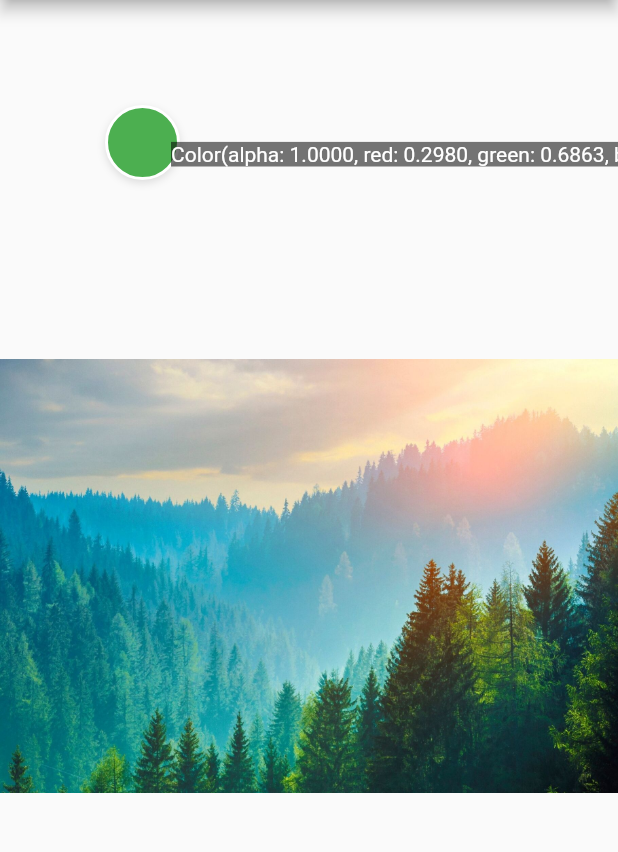
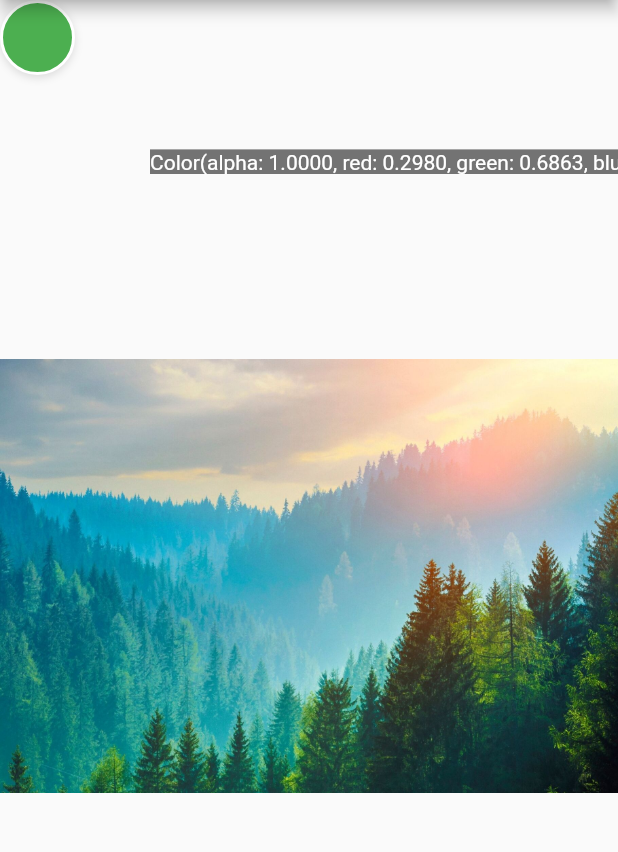
Before and after one commit to anugrahkora/image_color_picker, a Flutter app: the screen it shows after launch, on a phone screen of 412 x 824 dp, the part 84-936 px from its top. Run offline on Flutter 3.47's test engine with Material 2 defaults, Android fonts, the phone set to English and light mode, and no system bars.

Commit message:
Added stream for color container's position

```diff
--- a/lib/color_picker_screen.dart
+++ b/lib/color_picker_screen.dart
@@ -6,6 +6,13 @@ import 'package:flutter/material.dart';
 import 'package:flutter/rendering.dart';
 import 'package:image/image.dart' as img;
 import 'package:flutter/services.dart' show rootBundle;
+
+class Marker {
+  final double x;
+  final double y;
+
+  Marker({this.x = 0.0, this.y = 0.0});
+}
 
 class ColorPickerScreen extends StatefulWidget {
   const ColorPickerScreen({Key? key}) : super(key: key);
@@ -22,17 +29,20 @@ class _ColorPickerScreenState extends State<ColorPickerScreen> {
   GlobalKey currentKey = GlobalKey();
 
   final StreamController<Color> _stateController = StreamController<Color>();
+  final StreamController<Marker> _gestureController =
+      StreamController<Marker>();
   img.Image? photo;
 
   @override
   void initState() {
     currentKey = useSnapshot ? paintKey : imageKey;
+    _gestureController.add(Marker(x: 0.0, y: 0.0));
     super.initState();
   }
 
   @override
   Widget build(BuildContext context) {
-    final size = MediaQuery.of(context).size;
+    // final size = MediaQuery.of(context).size;
     return SafeArea(
       child: Scaffold(
         appBar: AppBar(title: const Text("Color picker ")),
@@ -41,16 +51,25 @@ GlobalKey currentKey = GlobalKey();
             stream: _stateController.stream,
             builder: (buildContext, AsyncSnapshot<Color> snapshot) {
               Color selectedColor = snapshot.data ?? Colors.green;
+              return StreamBuilder<Marker>(
+                  stream: _gestureController.stream,
+                  builder: (context, position) {
                     return Stack(
                       children: <Widget>[
                         RepaintBoundary(
                           key: paintKey,
                           child: GestureDetector(
+                            onTapDown: (details) {
+                              searchPixel(details.globalPosition,
+                                  details.localPosition);
+                            },
                             onPanDown: (details) {
-                        searchPixel(details.globalPosition);
+                              searchPixel(details.globalPosition,
+                                  details.localPosition);
                             },
                             onPanUpdate: (details) {
-                        searchPixel(details.globalPosition);
+                              searchPixel(details.globalPosition,
+                                  details.localPosition);
                             },
                             child: Center(
                               child: Image.asset(
@@ -65,14 +84,18 @@ GlobalKey currentKey = GlobalKey();
                             ),
                           ),
                         ),
-                  Container(
-                    margin: const EdgeInsets.all(70),
+                        Positioned(
+                          left: position.data?.x,
+                          top: position.data?.y,
+                          child: Container(
+                            // margin: const EdgeInsets.all(70),
                             width: 50,
                             height: 50,
                             decoration: BoxDecoration(
                                 shape: BoxShape.circle,
                                 color: selectedColor,
-                        border: Border.all(width: 2.0, color: Colors.white),
+                                border:
+                                    Border.all(width: 2.0, color: Colors.white),
                                 boxShadow: const [
                                   BoxShadow(
                                       color: Colors.black12,
@@ -80,9 +103,10 @@ GlobalKey currentKey = GlobalKey();
                                       offset: Offset(0, 2))
                                 ]),
                           ),
+                        ),
                         Positioned(
-                    left: 114,
-                    top: 95,
+                          left: 100.0,
+                          top: 100.0,
                           child: Text('$selectedColor',
                               style: const TextStyle(
                                   color: Colors.white,
@@ -90,28 +114,29 @@ GlobalKey currentKey = GlobalKey();
                         ),
                       ],
                     );
+                  });
             }),
       ),
     );
   }
 
-  void searchPixel(Offset globalPosition) async {
+  void searchPixel(Offset globalPosition, Offset localPosition) async {
     if (photo == null) {
       await (useSnapshot ? loadSnapshotBytes() : loadImageBundleBytes());
     }
-    _calculatePixel(globalPosition);
+    _calculatePixel(globalPosition, localPosition);
   }
 
-  void _calculatePixel(Offset globalPosition) {
+  void _calculatePixel(Offset globalPosition, Offset gesturePosition) {
     RenderBox box = currentKey.currentContext!.findRenderObject() as RenderBox;
     Offset localPosition = box.globalToLocal(globalPosition);
+    // print("${localPosition.dx.toInt()}  ${localPosition.dy.toInt()}");
 
     double px = localPosition.dx;
     double py = localPosition.dy;
 
     if (!useSnapshot) {
       double widgetScale = box.size.width / photo!.width;
-      print(py);
       px = (px / widgetScale);
       py = (py / widgetScale);
     }
@@ -120,6 +145,8 @@ GlobalKey currentKey = GlobalKey();
     int hex = abgrToArgb(pixel32);
 
     _stateController.add(Color(hex));
+    _gestureController
+        .add(Marker(x: gesturePosition.dx, y: gesturePosition.dy));
   }
 
   Future<void> loadImageBundleBytes() async {
```
Lines whose indentation alone changed are shown as unchanged.
